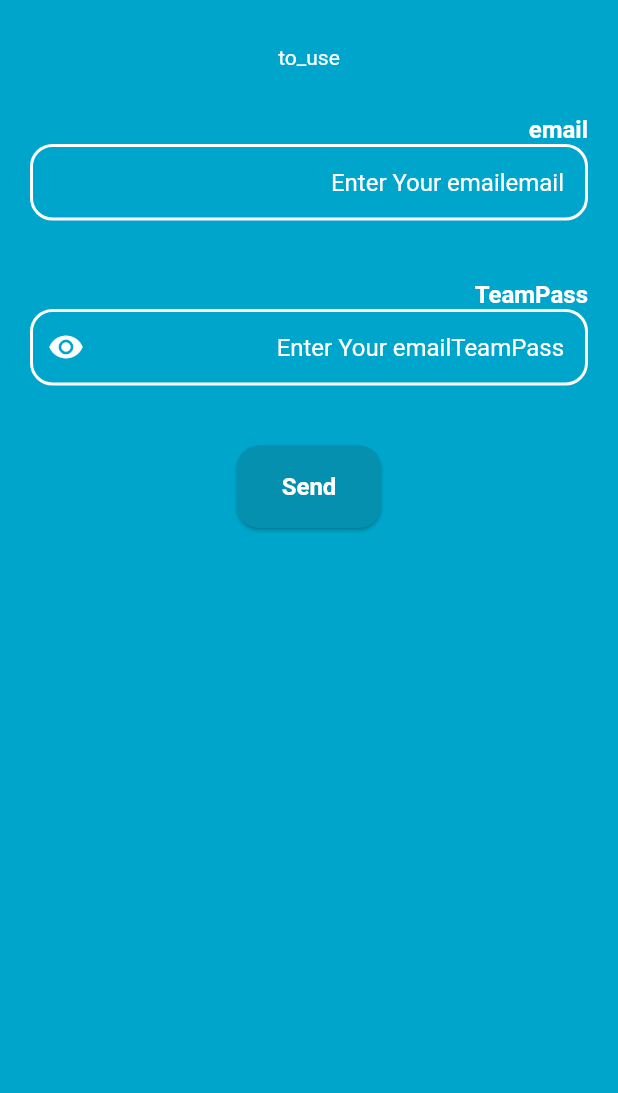
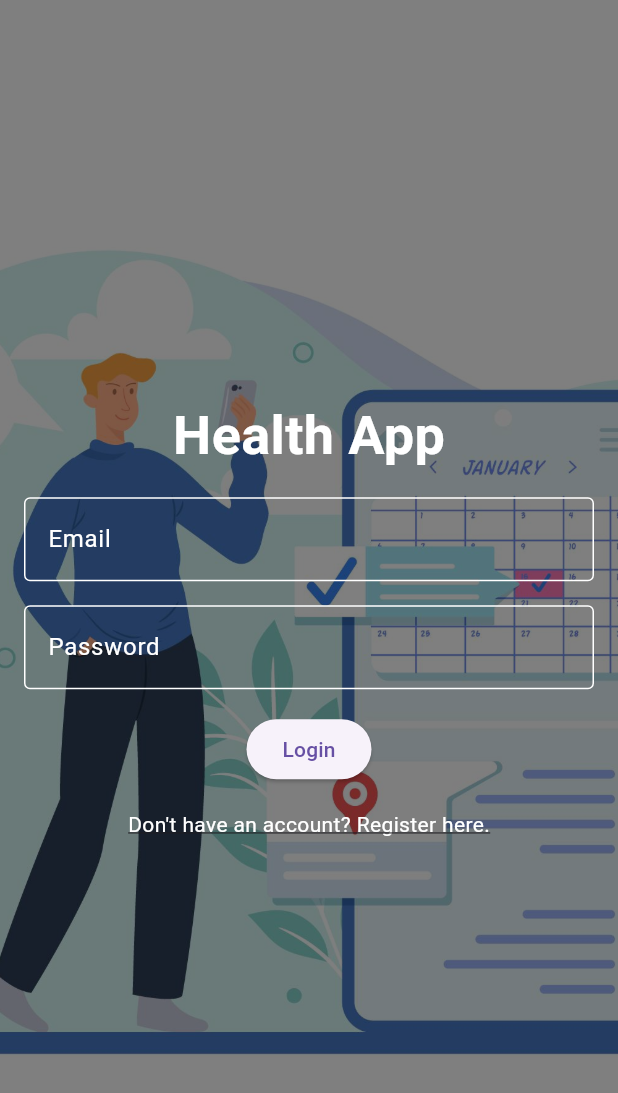
Before and after one commit to Louayelaroui/embs, a Flutter app: the screen it shows after launch, on a phone screen of 412 x 824 dp. Shown: the top 1093 px of the screen. Run offline on Flutter 3.47's test engine with Material 3 defaults, Android fonts, the phone set to English and light mode, and no system bars; our stand-ins replace easy_localization, shared_preferences.

Commit message:
added Login and Register Screen

```diff
--- a/lib/main.dart
+++ b/lib/main.dart
@@ -20,7 +20,7 @@ void main() async {
     child: EasyLocalization(
 
         supportedLocales: const [
-          Locale('ar'),
+
           Locale('fr'),
         ],
         path: 'assets/translations',
--- a/lib/pages/Index Page/index_page.dart
+++ b/lib/pages/Index Page/index_page.dart
@@ -12,7 +12,7 @@ class IndexPage extends StatelessWidget {
   Widget build(BuildContext context) {
     return Consumer<RouteModel>(
       builder: (context, route, child){
-        return const SignIn();
+        return  SignIn();
         // if(route.route == "/user"){
         //    return const doctor();
         // }
--- a/lib/pages/auth/SignIn.dart
+++ b/lib/pages/auth/SignIn.dart
@@ -1,121 +1,111 @@
-import 'package:easy_localization/easy_localization.dart';
 import 'package:flutter/material.dart';
-import 'package:provider/provider.dart';
+import 'SignUp.dart';
 
-import '../../models/route.dart';
-import '../../reposetories/auth_repository.dart';
-import '../components/custom_btn.dart';
-import '../components/custom_input_field.dart';
+void main() {
+  runApp(MyApp());
+}
 
-class SignIn extends StatelessWidget {
-  const SignIn({Key? key}) : super(key: key);
-
+class MyApp extends StatelessWidget {
   @override
   Widget build(BuildContext context) {
-    return const Scaffold(
-      body:  SignInBody(),
+    return MaterialApp(
+      title: 'Health App Login',
+      theme: ThemeData(
+        primarySwatch: Colors.blue,
+      ),
+      home: SignIn(),
     );
   }
 }
 
-class SignInBody extends StatefulWidget {
-  const SignInBody({Key? key}) : super(key: key);
-
-  @override
-  State<SignInBody> createState() => _SignInBodyState();
-}
-
-class _SignInBodyState extends State<SignInBody> {
-
-  late TextEditingController usernameController;
-  late TextEditingController passwordController;
-
-  @override
-  void initState() {
-    // TODO: implement initState
-    super.initState();
-    usernameController = TextEditingController();
-    passwordController = TextEditingController();
-  }
-
-  @override
-  void dispose() {
-    // TODO: implement dispose
-    super.dispose();
-    usernameController.dispose();
-    passwordController.dispose();
-  }
-
-  final formKey = GlobalKey<FormState>();
-
-  bool invalid = false;
+class SignIn extends StatelessWidget {
+  final TextEditingController emailController = TextEditingController();
+  final TextEditingController passwordController = TextEditingController();
 
   @override
   Widget build(BuildContext context) {
-    Size size = MediaQuery.of(context).size;
-    TextTheme textTheme = Theme.of(context).textTheme;
-    return SingleChildScrollView(
-      child: Form(
-        key: formKey,
-        child: Column(
-          crossAxisAlignment: CrossAxisAlignment.center,
-          children: [
-            const SizedBox(height: 20,),
-            Padding(
-              padding: const EdgeInsets.all(10.0),
-              child: Column(
-                children: [
-                  Text("to_use", style: textTheme.displaySmall,).tr(),
+    return Scaffold(
+      body: Stack(
+        fit: StackFit.expand,
+        children: [
+          Image.asset(
+            'assets/images/home.jpg',
+            fit: BoxFit.cover,
+          ),
+          Container(
+            color: Colors.black.withOpacity(0.5), // Add a semi-transparent black overlay
+          ),
+          Padding(
+            padding: const EdgeInsets.all(16.0),
+            child: Column(
+              mainAxisAlignment: MainAxisAlignment.center,
+              children: [
+                Text(
+                  'Health App',
+                  style: TextStyle(
+                    color: Colors.white,
+                    fontSize: 36.0,
+                    fontWeight: FontWeight.bold,
+                  ),
+                ),
+                SizedBox(height: 16),
+                TextField(
+                  controller: emailController,
+                  style: TextStyle(color: Colors.white),
+                  decoration: InputDecoration(
+                    labelText: 'Email',
+                    labelStyle: TextStyle(color: Colors.white),
+                    border: OutlineInputBorder(),
+                    enabledBorder: OutlineInputBorder(
+                      borderSide: BorderSide(color: Colors.white),
+                    ),
+                  ),
+                ),
+                SizedBox(height: 16),
+                TextField(
+                  controller: passwordController,
+                  obscureText: true,
+                  style: TextStyle(color: Colors.white),
+                  decoration: InputDecoration(
+                    labelText: 'Password',
+                    labelStyle: TextStyle(color: Colors.white),
+                    border: OutlineInputBorder(),
+                    enabledBorder: OutlineInputBorder(
+                      borderSide: BorderSide(color: Colors.white),
+                    ),
+                  ),
+                ),
+                SizedBox(height: 16),
+                ElevatedButton(
+                  onPressed: () {
 
-                  const SizedBox(height: 20,),
+                    String email = emailController.text;
+                    String password = passwordController.text;
+                    print('Login Button Pressed - Email: $email, Password: $password');
+                  },
+                  child: Text('Login'),
+                ),
+                SizedBox(height: 16),
+                GestureDetector(
+                  onTap: () {
 
-                  CustomInputField(title: "email".tr(),
-                    controller: usernameController,
-                    validator: (value){
-                      if(value !=null && value.length< 3){
-                        return "please_enter_a_valid_Team_name".tr();
-                      }
-                      return null;
-                    },),
-                  const SizedBox(height: 20,),
-                  CustomInputField(title: "TeamPass".tr(), obscureText: true,
-                      controller: passwordController,
-                      validator: (value){
-                        if(value !=null && value.length< 3){
-                          return "please_enter_a_valid_password".tr();
-                        }
-
-                        return null;
-                      }    ),
-                ],
-              ),
+                    Navigator.push(
+                      context,
+                      MaterialPageRoute(builder: (context) => SignUp()),
+                    );
+                  },
+                  child: Text(
+                    'Don\'t have an account? Register here.',
+                    style: TextStyle(
+                      color: Colors.white,
+                      decoration: TextDecoration.underline,
+                    ),
+                  ),
+                ),
+              ],
             ),
-            if(invalid)
-              Column(
-                children: [
-                  const SizedBox(height: 20,),
-                  Text("invalid_credentials".tr(), style: textTheme.displayMedium?.copyWith(color: Colors.redAccent, fontWeight: FontWeight.bold),),
-                ],
-              ),
-            const SizedBox(height: 20,),
-
-            CustomBtn(text: "Send".tr(), onPress: () {
-              if(formKey.currentState!.validate()) {
-                AuthRepo.signIn(username: usernameController.text, password: passwordController.text).then((value){
-                  context.read<RouteModel>().changeRoute("/roles");
-                  /*Navigator.of(context).pushNamedAndRemoveUntil("/roles", (predicate) => false);*/
-                }).onError((error, stackTrace){
-                  print(error);
-                  formKey.currentState!.validate();
-                  setState(() {
-                    invalid = true;
-                  });
-                });
-              }
-            },),
-
-          ],
-        ),
+          ),
+        ],
       ),
     );
   }
--- a/lib/reposetories/constants.dart
+++ b/lib/reposetories/constants.dart
@@ -3,10 +3,10 @@ import 'dart:ui';
 import 'package:flutter/cupertino.dart';
 import 'package:flutter/material.dart';
 
-const scaffoldBackgroundColor = Color(0xFF00a5cb);
-const elevationBtnColor = Color(0xFF0690b0);
-const AnalyseColor1 = Color(0xFF0690b0);
-const AnalyseColor2 = Colors.green;
-const AnalyseColor3 =Colors.deepOrange;
+const scaffoldBackgroundColor = Color(0xfffdfdfd);
+const elevationBtnColor = Color(0xfffafafa);
+const AnalyseColor1 = Color(0xfff6f6f6);
+const AnalyseColor2 = Colors.white;
+const AnalyseColor3 =Colors.white;
 
 const apiBaseUrl = "http://10.0.2.2:5000";
--- a/lib/routes.dart
+++ b/lib/routes.dart
@@ -5,5 +5,5 @@ import 'package:flutter/material.dart';
 
 Map<String, Widget Function(BuildContext)> routes = {
   "/": (context)=>const IndexPage(),
-  "/auth": (context)=>const SignIn(),
+  "/auth": (context)=> SignIn(),
 };
```
Also changed, not shown: lib/pages/auth/SignUp.dart (+126 -0 lines), assets/images/home.jpg (added).
